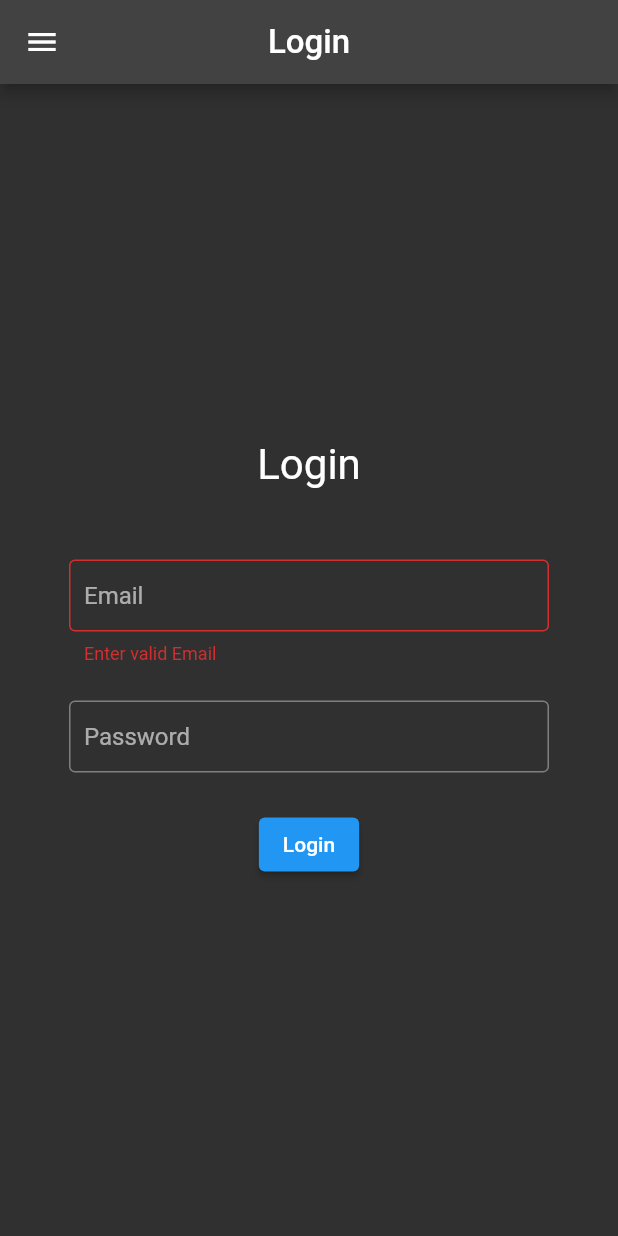
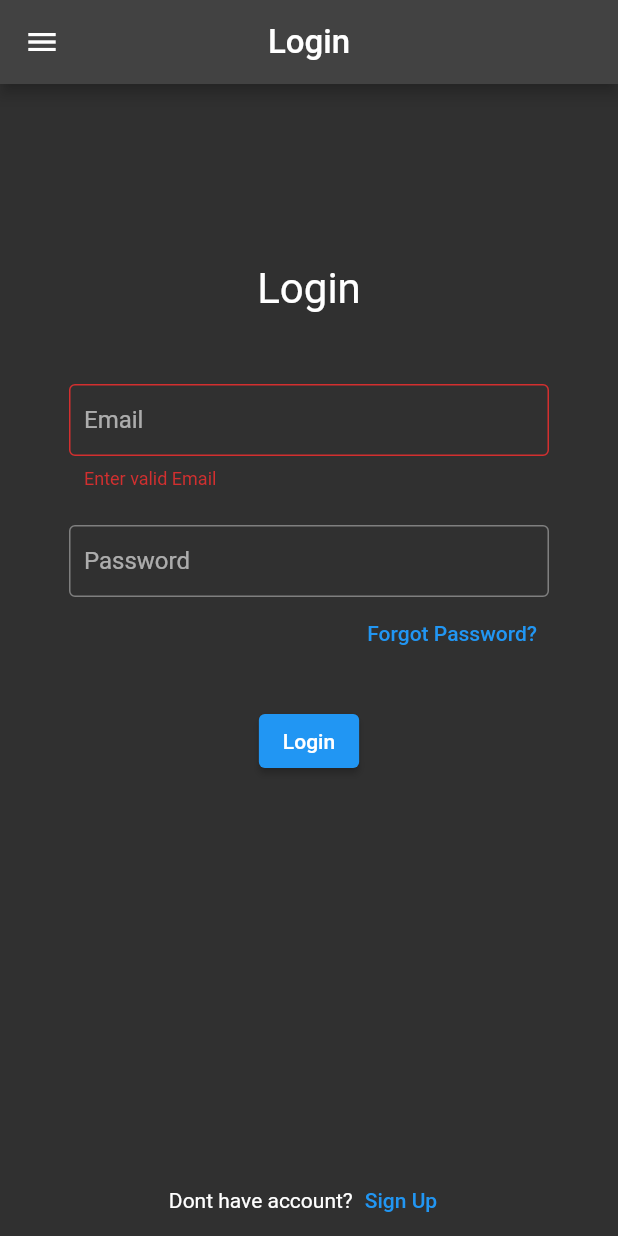
Before and after one commit to Aschente-1024/FlutterFirebaseAuth, a Flutter app: the screen it shows after launch, after a tap on "Login", on a phone screen of 412 x 824 dp. Run offline on Flutter 3.47's test engine with Material 2 defaults, Android fonts, the phone set to English and light mode, and no system bars; our stand-ins replace email_validator; missing offline and left inert: firebase_auth_test; accounts and stored records are empty.

```diff
--- a/lib/screens/login/login_screen.dart
+++ b/lib/screens/login/login_screen.dart
@@ -1,5 +1,7 @@
 import 'package:email_validator/email_validator.dart';
+import 'package:firebase_auth_test/providers/user_provider.dart';
 import 'package:flutter/material.dart';
+import 'package:provider/provider.dart';
 
 class LoginScreen extends StatelessWidget {
   const LoginScreen({Key? key}) : super(key: key);
@@ -37,11 +39,14 @@ class _LoginFormState extends State<LoginForm> {
 
   @override
   Widget build(BuildContext context) {
+    print('loginscreen');
     return Form(
       key: _formKey,
       child: Column(
-        mainAxisAlignment: MainAxisAlignment.center,
         children: [
+          const SizedBox(
+            height: 120,
+          ),
           const SizedBox(
             height: 80,
             child: Text('Login', style: TextStyle(fontSize: 28)),
@@ -53,9 +58,11 @@ class _LoginFormState extends State<LoginForm> {
                   EmailValidator.validate(value!) ? null : 'Enter valid Email',
               controller: emailController,
               decoration: const InputDecoration(
-                  border: OutlineInputBorder(),
-                  hintText: 'Email',
-                  contentPadding: EdgeInsets.all(10)),
+                border: OutlineInputBorder(),
+                hintText: 'Email',
+                contentPadding: EdgeInsets.all(10),
+              ),
+              textInputAction: TextInputAction.next,
             ),
           ),
           const SizedBox(
@@ -73,21 +80,49 @@ class _LoginFormState extends State<LoginForm> {
               ),
             ),
           ),
+          SizedBox(
+            width: 320,
+            child: Row(
+              mainAxisAlignment: MainAxisAlignment.end,
+              children: [
+                TextButton(
+                    onPressed: () {
+                      context
+                          .read<UserProvider>()
+                          .forgotPassword(emailController.text);
+                    },
+                    child: const Text('Forgot Password?'))
+              ],
+            ),
+          ),
           const SizedBox(
             height: 24,
           ),
           ElevatedButton(
             onPressed: () {
               if (_formKey.currentState!.validate()) {
-                ScaffoldMessenger.of(context).showSnackBar(
-                  SnackBar(
-                    content: Text(
-                        'Email: ${emailController.value.text} Password: ${passwordController.value.text}'),
-                  ),
-                );
+                context.read<UserProvider>().loginUser(
+                    emailController.value.text, passwordController.value.text);
               }
             },
             child: const Text('Login'),
+          ),
+          Expanded(
+            child: Row(
+              mainAxisAlignment: MainAxisAlignment.center,
+              crossAxisAlignment: CrossAxisAlignment.end,
+              children: [
+                const Padding(
+                  padding: EdgeInsets.only(bottom: 16.0),
+                  child: Text('Dont have account?'),
+                ),
+                TextButton(
+                    onPressed: () {
+                      Navigator.pushNamed(context, '/signup');
+                    },
+                    child: const Text('Sign Up')),
+              ],
+            ),
           )
         ],
       ),
```
